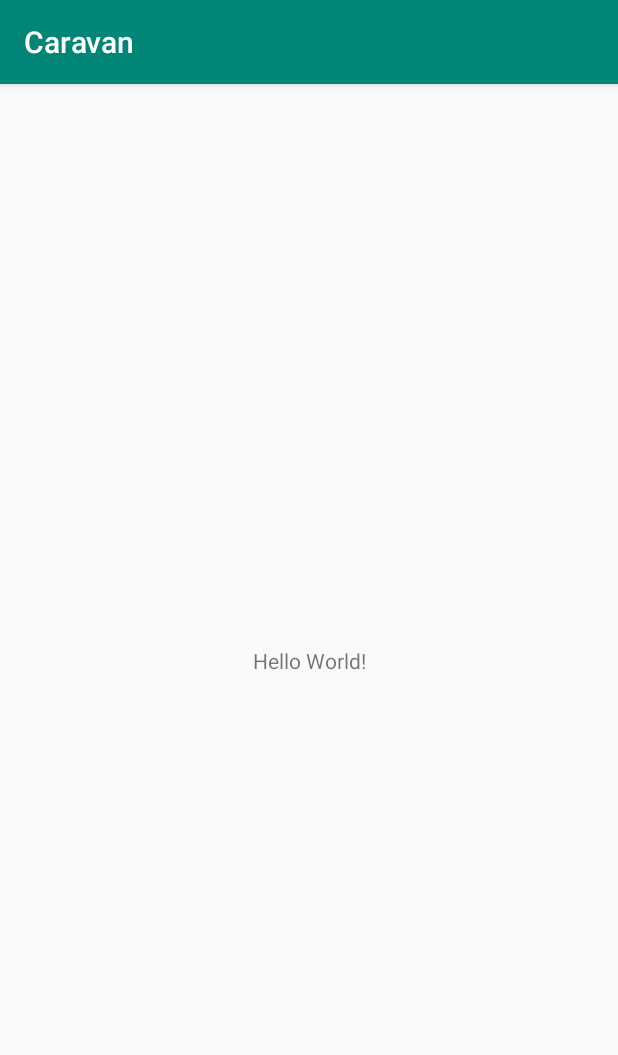
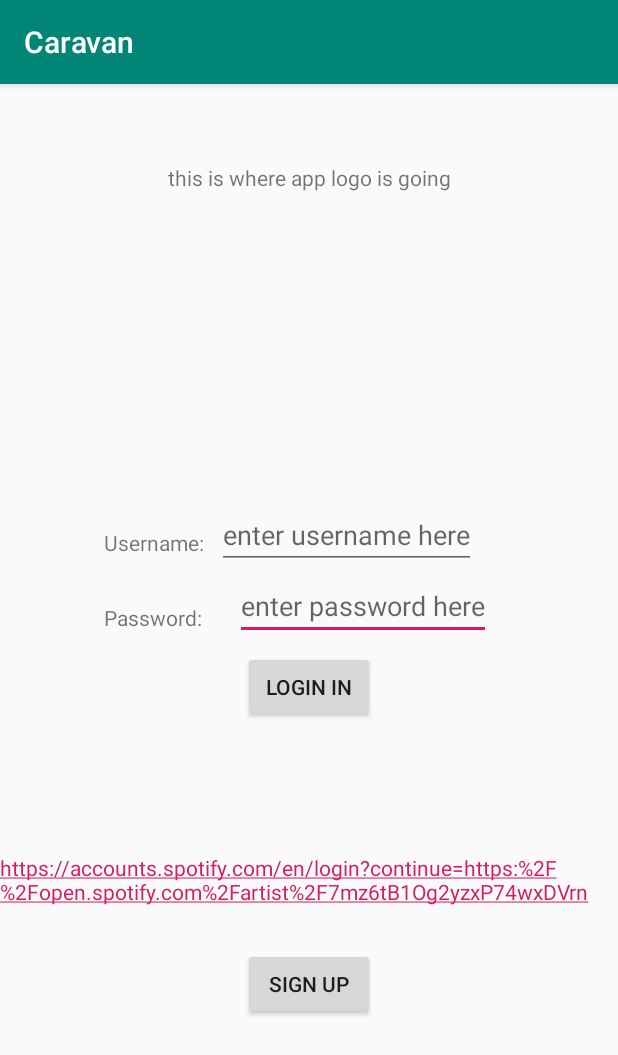
Before and after one commit to Jagod101/CARAVAN, an Android app: the screen it shows after launch (MainActivity), on a phone screen of 412 x 824 dp. Shown: the top 1055 px of the screen. Run offline under Robolectric (Android 15) with nearby library versions, the phone set to English and light mode, and no system bars.

Commit message:
jagoda help me

```diff
--- a/app/src/main/AndroidManifest.xml
+++ b/app/src/main/AndroidManifest.xml
@@ -16,6 +16,7 @@
                 <category android:name="android.intent.category.LAUNCHER" />
             </intent-filter>
         </activity>
+        <activity android:name=".Sign_up_page"></activity>
     </application>
 
 </manifest>
--- a/app/src/main/java/com/example/caravan/MainActivity.kt
+++ b/app/src/main/java/com/example/caravan/MainActivity.kt
@@ -1,12 +1,19 @@
 package com.example.caravan
 
+import android.content.Intent
 import androidx.appcompat.app.AppCompatActivity
 import android.os.Bundle
+import kotlinx.android.synthetic.main.loginin_screen.*
 
 class MainActivity : AppCompatActivity() {
 
     override fun onCreate(savedInstanceState: Bundle?) {
         super.onCreate(savedInstanceState)
-        setContentView(R.layout.activity_main)
+        setContentView(R.layout.loginin_screen)
+
+        signupbtntosignuppage.setOnClickListener{
+            val intent = Intent(this, Sign_up_page::class.java)
+            startActivity(intent)
+        }
     }
 }
--- a/app/src/main/res/layout/activity_main.xml
+++ /dev/null
@@ -1,18 +0,0 @@
-<?xml version="1.0" encoding="utf-8"?>
-<androidx.constraintlayout.widget.ConstraintLayout xmlns:android="http://schemas.android.com/apk/res/android"
-    xmlns:app="http://schemas.android.com/apk/res-auto"
-    xmlns:tools="http://schemas.android.com/tools"
-    android:layout_width="match_parent"
-    android:layout_height="match_parent"
-    tools:context=".MainActivity">
-
-    <TextView
-        android:layout_width="wrap_content"
-        android:layout_height="wrap_content"
-        android:text="Hello World!"
-        app:layout_constraintBottom_toBottomOf="parent"
-        app:layout_constraintLeft_toLeftOf="parent"
-        app:layout_constraintRight_toRightOf="parent"
-        app:layout_constraintTop_toTopOf="parent" />
-
-</androidx.constraintlayout.widget.ConstraintLayout>
--- /dev/null
+++ b/app/src/main/res/layout/loginin_screen.xml
@@ -0,0 +1,115 @@
+<?xml version="1.0" encoding="utf-8"?>
+<androidx.constraintlayout.widget.ConstraintLayout xmlns:android="http://schemas.android.com/apk/res/android"
+    xmlns:app="http://schemas.android.com/apk/res-auto"
+    xmlns:tools="http://schemas.android.com/tools"
+    android:layout_width="match_parent"
+    android:layout_height="match_parent"
+    tools:context=".MainActivity">
+
+    <TextView
+        android:layout_width="wrap_content"
+        android:layout_height="wrap_content"
+        android:text="this is where app logo is going"
+        app:layout_constraintBottom_toBottomOf="parent"
+        app:layout_constraintLeft_toLeftOf="parent"
+        app:layout_constraintRight_toRightOf="parent"
+        app:layout_constraintTop_toTopOf="parent"
+        app:layout_constraintVertical_bias="0.07"
+        />
+
+    <EditText
+        android:id="@+id/passwordText"
+        android:layout_width="wrap_content"
+        android:layout_height="wrap_content"
+        android:hint="enter password here"
+        android:inputType="textPassword"
+        app:layout_constraintBottom_toBottomOf="parent"
+        app:layout_constraintLeft_toLeftOf="parent"
+        app:layout_constraintRight_toRightOf="parent"
+        app:layout_constraintTop_toTopOf="parent"
+        app:layout_constraintVertical_bias="0.45"
+        app:layout_constraintHorizontal_bias="0.65"
+        />
+
+    <TextView
+        android:id="@+id/PasswordTitle"
+        android:layout_width="wrap_content"
+        android:layout_height="wrap_content"
+        android:text="Password:"
+        app:layout_constraintBottom_toBottomOf="parent"
+        app:layout_constraintHorizontal_bias="0.20"
+        app:layout_constraintLeft_toLeftOf="parent"
+        app:layout_constraintRight_toRightOf="parent"
+        app:layout_constraintTop_toTopOf="parent"
+        app:layout_constraintVertical_bias="0.4625" />
+
+    <TextView
+        android:id="@+id/UsernameTitle"
+        android:layout_width="wrap_content"
+        android:layout_height="wrap_content"
+        android:text="Username:"
+        app:layout_constraintBottom_toBottomOf="parent"
+        app:layout_constraintLeft_toLeftOf="parent"
+        app:layout_constraintRight_toRightOf="parent"
+        app:layout_constraintTop_toTopOf="parent"
+        app:layout_constraintVertical_bias="0.395"
+        app:layout_constraintHorizontal_bias="0.20"
+        />
+
+    <EditText
+        android:id="@+id/usernamefield"
+        android:layout_width="wrap_content"
+        android:layout_height="wrap_content"
+        android:hint="enter username here"
+        app:layout_constraintBottom_toBottomOf="parent"
+        app:layout_constraintLeft_toLeftOf="parent"
+        app:layout_constraintRight_toRightOf="parent"
+        app:layout_constraintTop_toTopOf="parent"
+        app:layout_constraintVertical_bias="0.385"
+        app:layout_constraintHorizontal_bias="0.605"
+        />
+
+    <Button
+        android:id="@+id/logininbtn"
+        android:layout_width="wrap_content"
+        android:layout_height="wrap_content"
+        android:text="Login In"
+        app:layout_constraintBottom_toBottomOf="parent"
+        app:layout_constraintLeft_toLeftOf="parent"
+        app:layout_constraintRight_toRightOf="parent"
+        app:layout_constraintTop_toTopOf="parent"
+        app:layout_constraintVertical_bias="0.525"
+        app:layout_constraintHorizontal_bias="0.50"
+        />
+
+    <TextView
+        android:id="@+id/spotifyLink"
+        android:autoLink="all"
+        android:clickable="true"
+        android:layout_width="wrap_content"
+        android:layout_height="wrap_content"
+        android:text="https://accounts.spotify.com/en/login?continue=https:%2F%2Fopen.spotify.com%2Fartist%2F7mz6tB1Og2yzxP74wxDVrn"
+        app:layout_constraintBottom_toBottomOf="parent"
+        app:layout_constraintLeft_toLeftOf="parent"
+        app:layout_constraintRight_toRightOf="parent"
+        app:layout_constraintTop_toTopOf="parent"
+        app:layout_constraintVertical_bias="0.7"
+        app:layout_constraintHorizontal_bias="0.50"
+        />
+
+    <Button
+        android:id="@+id/signupbtntosignuppage"
+        android:layout_width="wrap_content"
+        android:layout_height="wrap_content"
+        android:text="Sign Up"
+        tools:layout_editor_absoluteX="156dp"
+        tools:layout_editor_absoluteY="558dp"
+        app:layout_constraintBottom_toBottomOf="parent"
+        app:layout_constraintLeft_toLeftOf="parent"
+        app:layout_constraintRight_toRightOf="parent"
+        app:layout_constraintTop_toTopOf="parent"
+        app:layout_constraintVertical_bias="0.8"
+        app:layout_constraintHorizontal_bias="0.50"
+        />
+
+</androidx.constraintlayout.widget.ConstraintLayout>
--- a/app/src/main/res/values/strings.xml
+++ b/app/src/main/res/values/strings.xml
@@ -1,3 +1,6 @@
 <resources>
     <string name="app_name">Caravan</string>
+    <string name="linktoSpotify">
+        <a href="https://accounts.spotify.com/en/login?continue=https:%2F%2Fopen.spotify.com%2Fartist%2F7mz6tB1Og2yzxP74wxDVrn">Sign up through Spotify</a>
+    </string>
 </resources>
```
Also changed, not shown: app/src/main/java/com/example/caravan/Sign_up_page.kt (added, +36 -0 lines), app/src/main/res/layout/choice_screen.xml (added, +22 -0 lines), app/src/main/res/layout/sign_up_screen.xml (added, +40 -0 lines).
